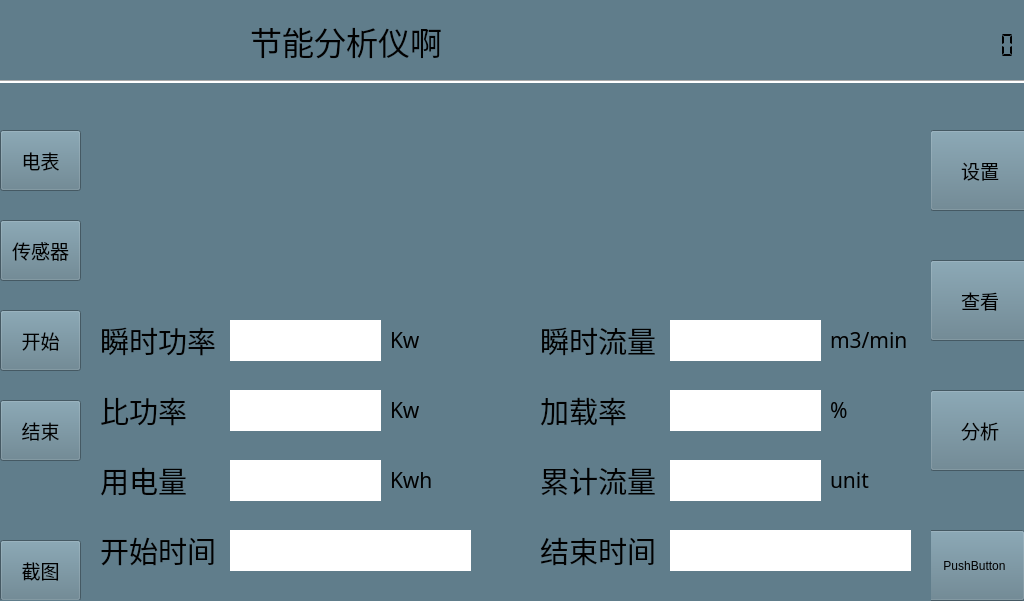
Before: the Qt Designer form mainwindow.ui in alphonso64/EnergyBox, drawn with Qt 5.
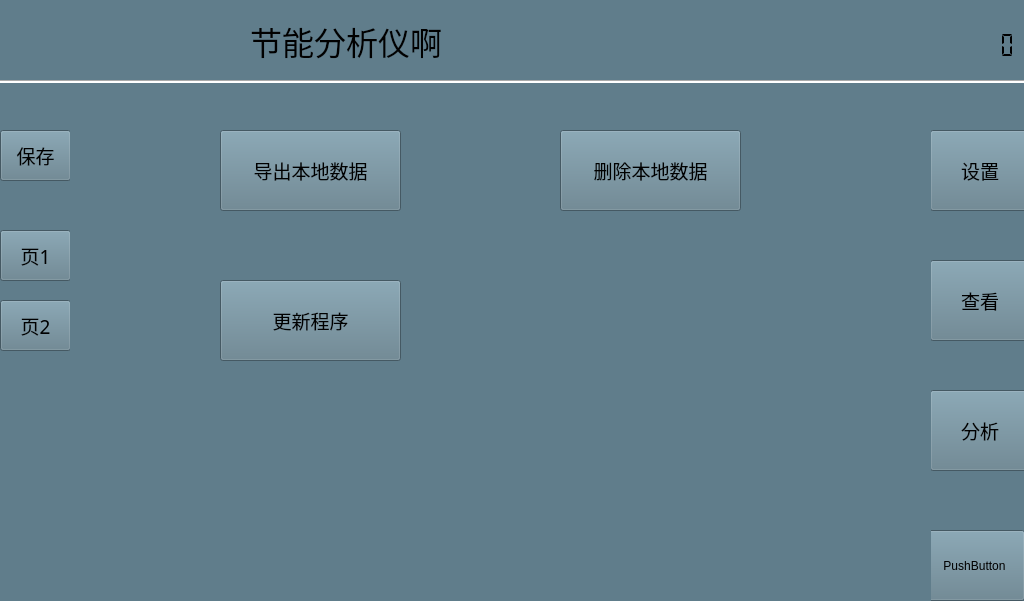
After: the same form once the commit is applied. Icons and pictures are not drawn.

```diff
--- a/mainwindow.ui
+++ b/mainwindow.ui
@@ -97,7 +97,7 @@
       </font>
      </property>
      <property name="text">
-      <string>存储方式</string>
+      <string>接线方式</string>
      </property>
     </widget>
     <widget class="QLabel" name="label_IPower_name_179">
@@ -478,7 +478,7 @@
      <property name="geometry">
       <rect>
        <x>670</x>
-       <y>30</y>
+       <y>100</y>
        <width>121</width>
        <height>51</height>
       </rect>
@@ -749,6 +749,78 @@
       </property>
      </widget>
     </widget>
+    <widget class="QLabel" name="label_IPower_name_193">
+     <property name="geometry">
+      <rect>
+       <x>500</x>
+       <y>105</y>
+       <width>151</width>
+       <height>40</height>
+      </rect>
+     </property>
+     <property name="font">
+      <font>
+       <family>微软雅黑</family>
+       <pointsize>22</pointsize>
+      </font>
+     </property>
+     <property name="text">
+      <string>存储方式</string>
+     </property>
+    </widget>
+    <widget class="QComboBox" name="comboBox_store_type_2">
+     <property name="geometry">
+      <rect>
+       <x>670</x>
+       <y>30</y>
+       <width>121</width>
+       <height>51</height>
+      </rect>
+     </property>
+     <property name="font">
+      <font>
+       <family>微软雅黑</family>
+       <pointsize>18</pointsize>
+      </font>
+     </property>
+     <property name="styleSheet">
+      <string notr="true">background-color: rgb(255, 248, 249);</string>
+     </property>
+     <property name="maxCount">
+      <number>3</number>
+     </property>
+    </widget>
+    <zorder>label_IPower_name_180</zorder>
+    <zorder>label_IPower_name_179</zorder>
+    <zorder>label_IPower_name_181</zorder>
+    <zorder>label_IPower_name_182</zorder>
+    <zorder>label_IPower_name_183</zorder>
+    <zorder>label_IPower_name_189</zorder>
+    <zorder>label_IPower_name_190</zorder>
+    <zorder>label_IPower_name_191</zorder>
+    <zorder>label_IPower_name_200</zorder>
+    <zorder>pushButton_12</zorder>
+    <zorder>lineEdit_radio</zorder>
+    <zorder>lineEdit_charge</zorder>
+    <zorder>lineEdit_power</zorder>
+    <zorder>lineEdit_current_idle_max</zorder>
+    <zorder>lineEdit_loading_pressure</zorder>
+    <zorder>lineEdit_gas</zorder>
+    <zorder>lineEdit_current_down_max</zorder>
+    <zorder>lineEdit_unloading_pressure</zorder>
+    <zorder>comboBox_store_type</zorder>
+    <zorder>label_IPower_name_184</zorder>
+    <zorder>label_IPower_name_185</zorder>
+    <zorder>label_IPower_name_186</zorder>
+    <zorder>label_IPower_name_187</zorder>
+    <zorder>label_IPower_name_188</zorder>
+    <zorder>label_IPower_name_192</zorder>
+    <zorder>label_gas_produce_rated</zorder>
+    <zorder>pushButton_16</zorder>
+    <zorder>pushButton_17</zorder>
+    <zorder>label_IPower_name_193</zorder>
+    <zorder>comboBox_store_type_2</zorder>
+    <zorder>widget_3</zorder>
    </widget>
    <widget class="QWidget" name="widget_5" native="true">
     <property name="geometry">
@@ -4011,8 +4083,8 @@
    <zorder>widget_7</zorder>
    <zorder>widget_5</zorder>
    <zorder>label_3</zorder>
-   <zorder>widget</zorder>
    <zorder>widget_2</zorder>
+   <zorder>widget</zorder>
   </widget>
  </widget>
  <layoutdefault spacing="6" margin="11"/>
```
